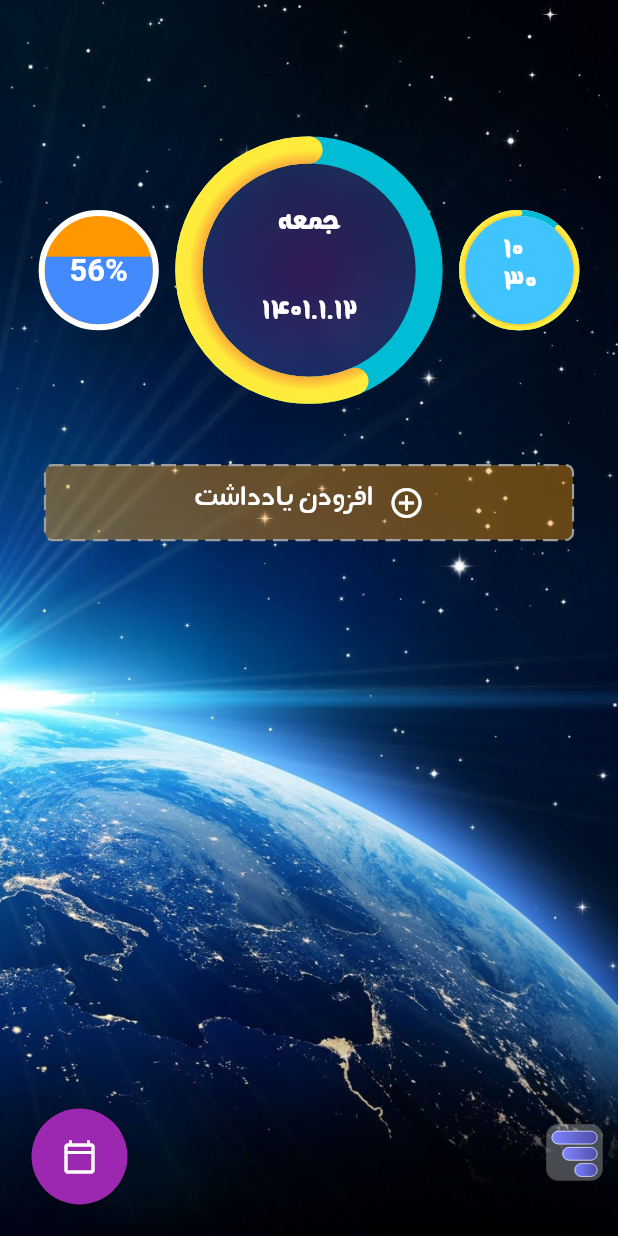
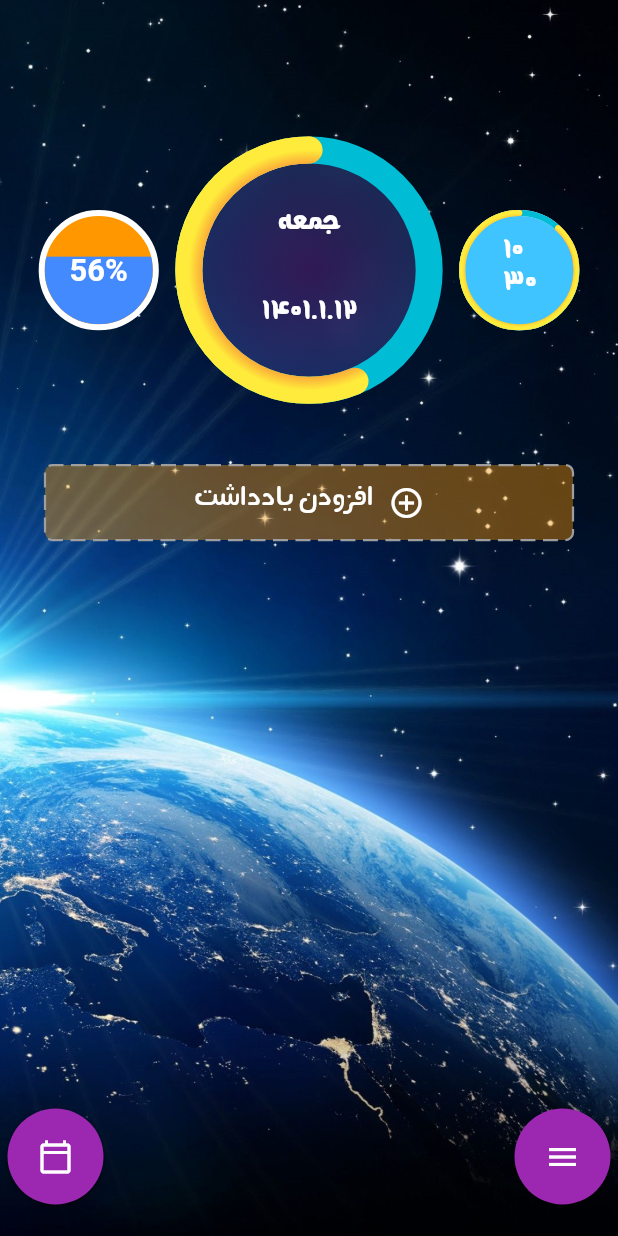
Before and after one commit to samad-nkarimi/today_app, a Flutter app: the screen it shows after launch, on a phone screen of 412 x 824 dp. Run offline on Flutter 3.47's test engine with Material 2 defaults, Android fonts, the phone set to English and light mode, and no system bars; drawn by our look-alikes of dotted_border; our stand-ins replace bloc, equatable, flutter_bloc, flutter_local_notifications, flutter_svg, rxdart and 1 more; missing offline and left inert: flutter_email_sender, store_redirect; accounts and stored records are empty; Roboto replaces fonts that are missing (ANegar).

Commit message:
to flutter upgrade

```diff
--- a/lib/screens/home_page.dart
+++ b/lib/screens/home_page.dart
@@ -76,6 +76,7 @@ class _HomePageState extends State<HomePage> {
 
   @override
   Widget build(BuildContext context) {
+    print((DateTime.now().difference(DateTime(2021, 3, 21)).inHours) % 24.0);
     return SafeArea(
       child: Scaffold(
         endDrawer: const DrawerWidget(),
@@ -191,12 +192,13 @@ class _HomePageState extends State<HomePage> {
             ),
           );
         }),
-        floatingActionButtonLocation: FloatingActionButtonLocation.startFloat,
+        floatingActionButtonLocation: FloatingActionButtonLocation.centerFloat,
         floatingActionButton: Row(
           mainAxisAlignment: MainAxisAlignment.spaceBetween,
-          children: [
-            const CustomFloatingButton(page: pageid.today),
-            menuButton(),
+          children: const [
+            CustomFloatingButton(page: pageid.today),
+            CustomFloatingButton(page: pageid.menu),
+            // menuButton(),
           ],
         ),
       ),
--- a/lib/widgets/floating_button_widget.dart
+++ b/lib/widgets/floating_button_widget.dart
@@ -3,7 +3,7 @@ import 'package:flutter_bloc/flutter_bloc.dart';
 import 'package:today/blocs/blocs.dart';
 import 'package:today/screens/calender_page.dart';
 
-enum pageid { today, calendar }
+enum pageid { today, calendar, menu }
 
 class CustomFloatingButton extends StatefulWidget {
   final pageid page;
@@ -30,9 +30,12 @@ class _CustomFloatingButtonState extends State<CustomFloatingButton> {
 
         if (widget.page == pageid.calendar) {
           Navigator.pop(context);
-        } else {
+        } else if (widget.page == pageid.today) {
           BlocProvider.of<CalenderBloc>(context).add(InitialCalenderEvent());
           Navigator.pushNamed(context, CalendarPage.routeName);
+        } else {
+          //to open drawer
+          Scaffold.of(context).openEndDrawer();
         }
       },
       child: AnimatedContainer(
@@ -53,7 +56,9 @@ class _CustomFloatingButtonState extends State<CustomFloatingButton> {
         child: Icon(
           widget.page == pageid.calendar
               ? Icons.today_outlined
-              : Icons.calendar_today_outlined,
+              : widget.page == pageid.today
+                  ? Icons.calendar_today_outlined
+                  : Icons.menu,
           color: Colors.white,
         ),
       ),
```
Also changed, not shown: lib/screens/calender_page.dart (+9 -2 lines).
